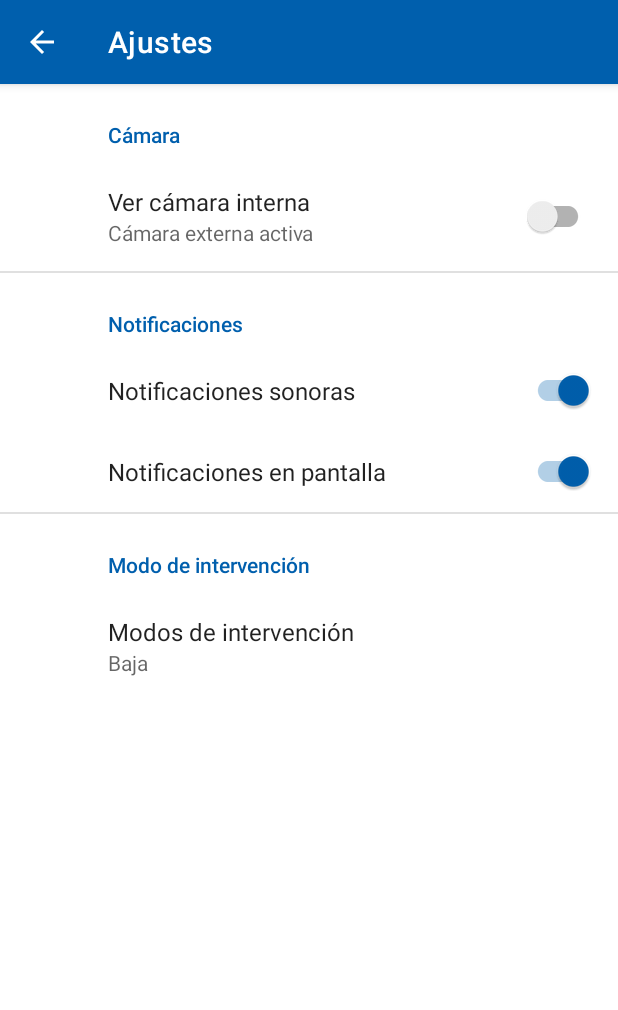
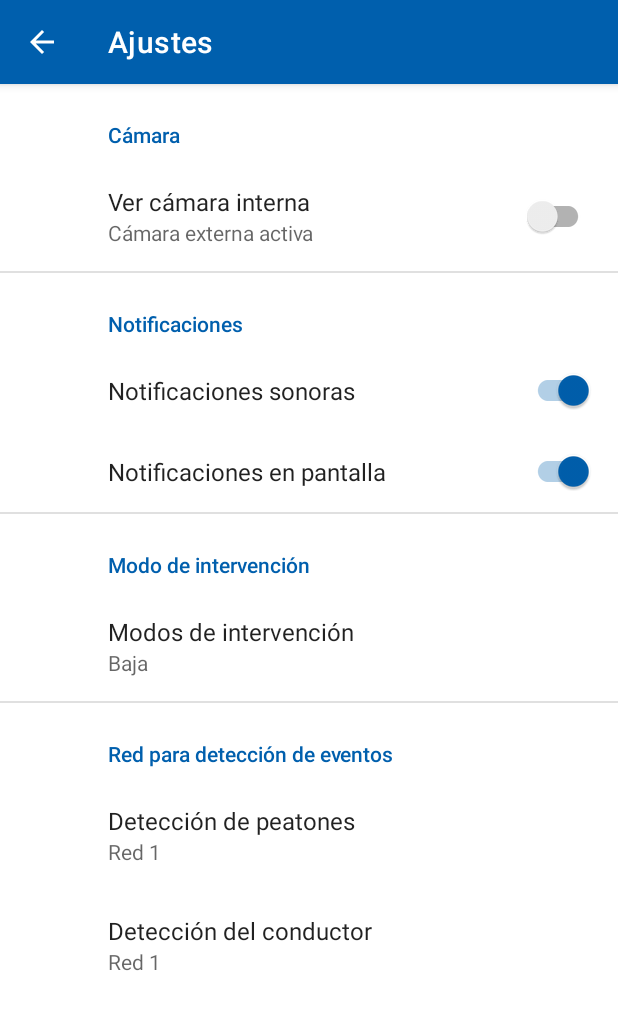
Before and after one commit to MonicaCalderon/GRAIL_2.0, an Android app: the SettingsActivity screen opened directly, with no data from a screen before it, on a phone screen of 412 x 824 dp. Shown: the top 1010 px of the screen. Run offline under Robolectric (Android 15) with nearby library versions, the phone set to English and light mode, and no system bars; our stand-ins replace androidx.preference.

Commit message:
Final version
Final versión for HMI in GRAIL 2.0

```diff
--- a/GRAIL20/app/src/main/res/values/arrays.xml
+++ b/GRAIL20/app/src/main/res/values/arrays.xml
@@ -22,4 +22,36 @@
         <item>"active_intervention"</item>
     </array>
 
+    <array name="pedestrian_network_labels">
+        <item>"Red 1"</item>
+        <item>"Red 2"</item>
+        <item>"Red 3"</item>
+        <item>"Red 4"</item>
+        <item>"Red 5"</item>
+    </array>
+
+    <array name="pedestrian_network_values">
+        <item>"network_1"</item>
+        <item>"network_2"</item>
+        <item>"network_3"</item>
+        <item>"network_4"</item>
+        <item>"network_5"</item>
+    </array>
+
+    <array name="driver_network_labels">
+        <item>"Red 1"</item>
+        <item>"Red 2"</item>
+        <item>"Red 3"</item>
+        <item>"Red 4"</item>
+        <item>"Red 5"</item>
+    </array>
+
+    <array name="driver_network_values">
+        <item>"network_1"</item>
+        <item>"network_2"</item>
+        <item>"network_3"</item>
+        <item>"network_4"</item>
+        <item>"network_5"</item>
+    </array>
+
 </resources>
--- a/GRAIL20/app/src/main/res/xml/root_preferences.xml
+++ b/GRAIL20/app/src/main/res/xml/root_preferences.xml
@@ -34,6 +34,26 @@
             app:title="Modos de intervención"
             app:useSimpleSummaryProvider="true"
             />
+    </PreferenceCategory>
+
+    <PreferenceCategory app:title="Red para detección de eventos">
+        <ListPreference
+            app:defaultValue="network_1"
+            app:entries="@array/pedestrian_network_labels"
+            app:entryValues="@array/pedestrian_network_values"
+            app:key="pedestrians_network"
+            app:title="Detección de peatones"
+            app:useSimpleSummaryProvider="true"
+            />
+
+        <ListPreference
+            app:defaultValue="network_1"
+            app:entries="@array/driver_network_labels"
+            app:entryValues="@array/driver_network_values"
+            app:key="driver_network"
+            app:title="Detección del conductor"
+            app:useSimpleSummaryProvider="true"
+            />
 
     </PreferenceCategory>
 
```
Also changed, not shown: GRAIL20/app/src/main/java/com/example/grail20/MainActivity.kt (+18 -18 lines), GRAIL20/app/src/main/res/layout/activity_main.xml (+9 -2 lines).
